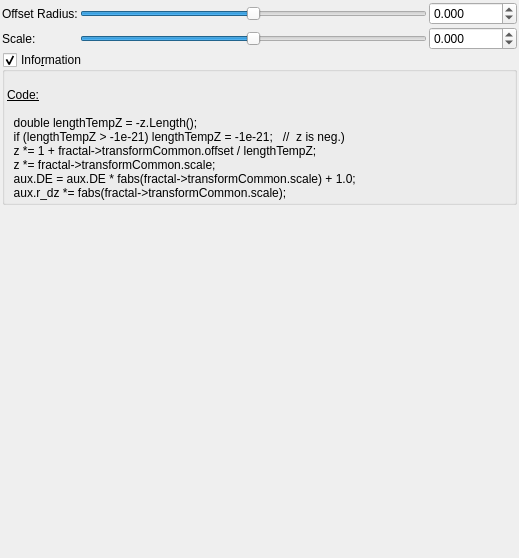
The window that mandelbulber2/qt_data/fractal_transf_spherical_offset.ui (buddhi1980/mandelbulber2) describes before a commit, drawn with Qt 5.
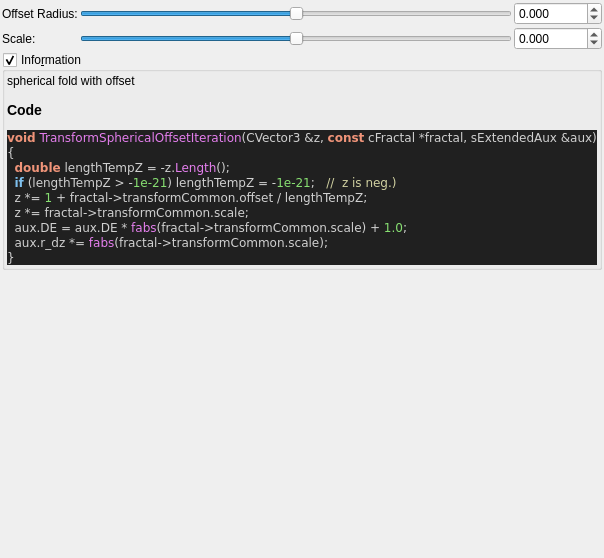
The same window after the commit. Custom widgets are drawn as their Qt base class.

Commit message:
added all transforms information boxes
now all formulas can be parsed.

@buddhi do you got a reference for Xenodreambuie formula?

What changed in the file:
```diff
--- a/mandelbulber2/qt_data/fractal_transf_spherical_offset.ui
+++ b/mandelbulber2/qt_data/fractal_transf_spherical_offset.ui
@@ -186,19 +186,30 @@
       <item>
        <widget class="QLabel" name="label_4">
         <property name="text">
-         <string>&lt;!DOCTYPE HTML PUBLIC &quot;-//W3C//DTD HTML 4.0//EN&quot; &quot;http://www.w3.org/TR/REC-html40/strict.dtd&quot;&gt;
-&lt;html&gt;&lt;head&gt;&lt;meta name=&quot;qrichtext&quot; content=&quot;1&quot; /&gt;&lt;style type=&quot;text/css&quot;&gt;
-p, li { white-space: pre-wrap; }
-&lt;/style&gt;&lt;/head&gt;&lt;body&gt;
-&lt;p style=&quot;-qt-paragraph-type:empty; margin-top:0px; margin-bottom:0px; margin-left:0px; margin-right:0px; -qt-block-indent:0; text-indent:0px;&quot;&gt;&lt;br /&gt;&lt;/p&gt;
-&lt;p style=&quot; margin-top:0px; margin-bottom:0px; margin-left:0px; margin-right:0px; -qt-block-indent:0; text-indent:0px;&quot;&gt;&lt;span style=&quot; text-decoration: underline;&quot;&gt;Code:&lt;/span&gt;&lt;/p&gt;
-&lt;p style=&quot;-qt-paragraph-type:empty; margin-top:0px; margin-bottom:0px; margin-left:0px; margin-right:0px; -qt-block-indent:0; text-indent:0px; text-decoration: underline;&quot;&gt;&lt;br /&gt;&lt;/p&gt;
-&lt;p style=&quot; margin-top:0px; margin-bottom:0px; margin-left:0px; margin-right:0px; -qt-block-indent:0; text-indent:0px;&quot;&gt;  double lengthTempZ = -z.Length();&lt;/p&gt;
-&lt;p style=&quot; margin-top:0px; margin-bottom:0px; margin-left:0px; margin-right:0px; -qt-block-indent:0; text-indent:0px;&quot;&gt;  if (lengthTempZ &amp;gt; -1e-21) lengthTempZ = -1e-21;   //  z is neg.)&lt;/p&gt;
-&lt;p style=&quot; margin-top:0px; margin-bottom:0px; margin-left:0px; margin-right:0px; -qt-block-indent:0; text-indent:0px;&quot;&gt;  z *= 1 + fractal-&amp;gt;transformCommon.offset / lengthTempZ;&lt;/p&gt;
-&lt;p style=&quot; margin-top:0px; margin-bottom:0px; margin-left:0px; margin-right:0px; -qt-block-indent:0; text-indent:0px;&quot;&gt;  z *= fractal-&amp;gt;transformCommon.scale;&lt;/p&gt;
-&lt;p style=&quot; margin-top:0px; margin-bottom:0px; margin-left:0px; margin-right:0px; -qt-block-indent:0; text-indent:0px;&quot;&gt;  aux.DE = aux.DE * fabs(fractal-&amp;gt;transformCommon.scale) + 1.0;&lt;/p&gt;
-&lt;p style=&quot; margin-top:0px; margin-bottom:0px; margin-left:0px; margin-right:0px; -qt-block-indent:0; text-indent:0px;&quot;&gt;  aux.r_dz *= fabs(fractal-&amp;gt;transformCommon.scale);&lt;/p&gt;&lt;/body&gt;&lt;/html&gt;</string>
+         <string>&lt;p&gt;spherical fold with offset&lt;/p&gt;&lt;table&gt;
+&lt;/table&gt;
+&lt;h3&gt;Code&lt;/h3&gt;
+&lt;!DOCTYPE HTML PUBLIC &quot;-//W3C//DTD HTML 4.0 Transitional//EN&quot;&gt;
+&lt;html&gt;
+&lt;head&gt;
+&lt;meta http-equiv=&quot;content-type&quot; content=&quot;text/html; charset=ISO-8859-1&quot;&gt;
+&lt;title&gt;Source file&lt;/title&gt;
+&lt;/head&gt;
+&lt;body style=&quot;background-color:#202020&quot;&gt;
+&lt;pre style=&quot;color:#d0d0d0; background-color:#202020;  font-family:'Courier New';&quot;&gt;&lt;span style=&quot;color:#f09479; font-weight:bold&quot;&gt;void&lt;/span&gt; &lt;span style=&quot;color:#e47eed&quot;&gt;TransformSphericalOffsetIteration&lt;/span&gt;&lt;span style=&quot;color:#d0d0d0&quot;&gt;(&lt;/span&gt;CVector3 &lt;span style=&quot;color:#d0d0d0&quot;&gt;&amp;amp;&lt;/span&gt;z&lt;span style=&quot;color:#d0d0d0&quot;&gt;,&lt;/span&gt; &lt;span style=&quot;color:#f09479; font-weight:bold&quot;&gt;const&lt;/span&gt; cFractal &lt;span style=&quot;color:#d0d0d0&quot;&gt;*&lt;/span&gt;fractal&lt;span style=&quot;color:#d0d0d0&quot;&gt;,&lt;/span&gt; sExtendedAux &lt;span style=&quot;color:#d0d0d0&quot;&gt;&amp;amp;&lt;/span&gt;aux&lt;span style=&quot;color:#d0d0d0&quot;&gt;)&lt;/span&gt;
+&lt;span style=&quot;color:#d0d0d0&quot;&gt;{&lt;/span&gt;
+  &lt;span style=&quot;color:#f09479; font-weight:bold&quot;&gt;double&lt;/span&gt; lengthTempZ &lt;span style=&quot;color:#d0d0d0&quot;&gt;= -&lt;/span&gt;z&lt;span style=&quot;color:#d0d0d0&quot;&gt;.&lt;/span&gt;&lt;span style=&quot;color:#e47eed&quot;&gt;Length&lt;/span&gt;&lt;span style=&quot;color:#d0d0d0&quot;&gt;();&lt;/span&gt;
+  &lt;span style=&quot;color:#7ec0ee; font-weight:bold&quot;&gt;if&lt;/span&gt; &lt;span style=&quot;color:#d0d0d0&quot;&gt;(&lt;/span&gt;lengthTempZ &lt;span style=&quot;color:#d0d0d0&quot;&gt;&amp;gt; -&lt;/span&gt;&lt;span style=&quot;color:#87df71&quot;&gt;1e-21&lt;/span&gt;&lt;span style=&quot;color:#d0d0d0&quot;&gt;)&lt;/span&gt; lengthTempZ &lt;span style=&quot;color:#d0d0d0&quot;&gt;= -&lt;/span&gt;&lt;span style=&quot;color:#87df71&quot;&gt;1e-21&lt;/span&gt;&lt;span style=&quot;color:#d0d0d0&quot;&gt;;&lt;/span&gt;   &lt;span style=&quot;color:#d0d0a0&quot;&gt;//  z is neg.)&lt;/span&gt;
+  z &lt;span style=&quot;color:#d0d0d0&quot;&gt;*=&lt;/span&gt; &lt;span style=&quot;color:#87df71&quot;&gt;1&lt;/span&gt; &lt;span style=&quot;color:#d0d0d0&quot;&gt;+&lt;/span&gt; fractal&lt;span style=&quot;color:#d0d0d0&quot;&gt;-&amp;gt;&lt;/span&gt;transformCommon&lt;span style=&quot;color:#d0d0d0&quot;&gt;.&lt;/span&gt;offset &lt;span style=&quot;color:#d0d0d0&quot;&gt;/&lt;/span&gt; lengthTempZ&lt;span style=&quot;color:#d0d0d0&quot;&gt;;&lt;/span&gt;
+  z &lt;span style=&quot;color:#d0d0d0&quot;&gt;*=&lt;/span&gt; fractal&lt;span style=&quot;color:#d0d0d0&quot;&gt;-&amp;gt;&lt;/span&gt;transformCommon&lt;span style=&quot;color:#d0d0d0&quot;&gt;.&lt;/span&gt;scale&lt;span style=&quot;color:#d0d0d0&quot;&gt;;&lt;/span&gt;
+  aux&lt;span style=&quot;color:#d0d0d0&quot;&gt;.&lt;/span&gt;DE &lt;span style=&quot;color:#d0d0d0&quot;&gt;=&lt;/span&gt; aux&lt;span style=&quot;color:#d0d0d0&quot;&gt;.&lt;/span&gt;DE &lt;span style=&quot;color:#d0d0d0&quot;&gt;*&lt;/span&gt; &lt;span style=&quot;color:#e47eed&quot;&gt;fabs&lt;/span&gt;&lt;span style=&quot;color:#d0d0d0&quot;&gt;(&lt;/span&gt;fractal&lt;span style=&quot;color:#d0d0d0&quot;&gt;-&amp;gt;&lt;/span&gt;transformCommon&lt;span style=&quot;color:#d0d0d0&quot;&gt;.&lt;/span&gt;scale&lt;span style=&quot;color:#d0d0d0&quot;&gt;) +&lt;/span&gt; &lt;span style=&quot;color:#87df71&quot;&gt;1.0&lt;/span&gt;&lt;span style=&quot;color:#d0d0d0&quot;&gt;;&lt;/span&gt;
+  aux&lt;span style=&quot;color:#d0d0d0&quot;&gt;.&lt;/span&gt;r_dz &lt;span style=&quot;color:#d0d0d0&quot;&gt;*=&lt;/span&gt; &lt;span style=&quot;color:#e47eed&quot;&gt;fabs&lt;/span&gt;&lt;span style=&quot;color:#d0d0d0&quot;&gt;(&lt;/span&gt;fractal&lt;span style=&quot;color:#d0d0d0&quot;&gt;-&amp;gt;&lt;/span&gt;transformCommon&lt;span style=&quot;color:#d0d0d0&quot;&gt;.&lt;/span&gt;scale&lt;span style=&quot;color:#d0d0d0&quot;&gt;);&lt;/span&gt;
+&lt;span style=&quot;color:#d0d0d0&quot;&gt;}&lt;/span&gt;
+&lt;/pre&gt;
+&lt;/body&gt;
+&lt;/html&gt;
+&lt;!--HTML generated by highlight 3.9, http://www.andre-simon.de/--&gt;
+</string>
         </property>
         <property name="wordWrap">
          <bool>true</bool>
```
Left out of the diff: 2 changed lines with no effect on the pictures. The commit also changes 75 other files.
